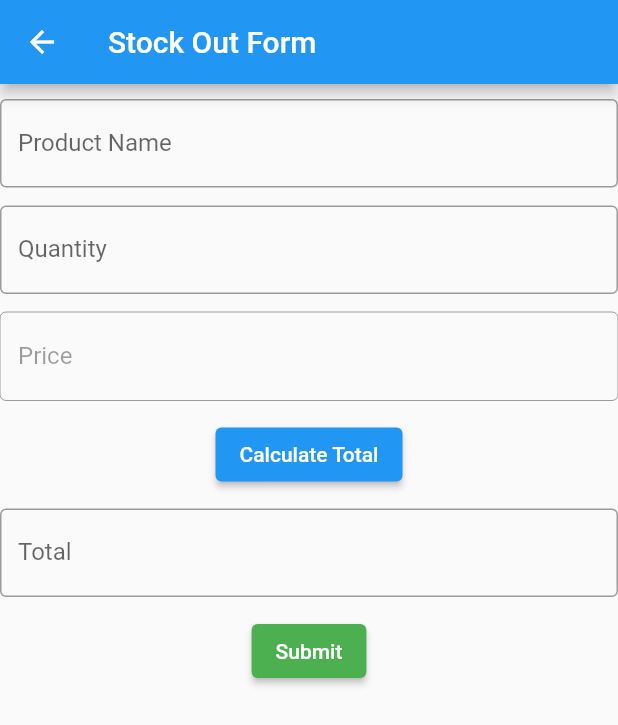
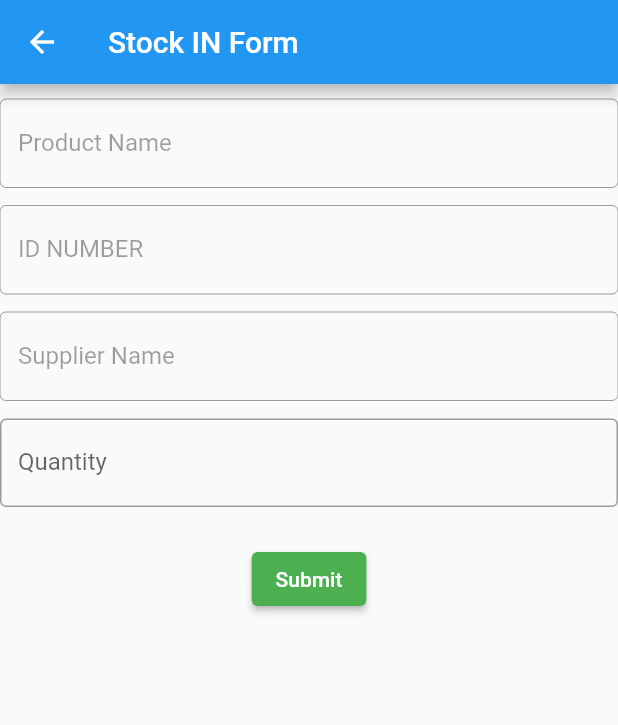
Before and after one commit to Ye1enaaa/Mobile-Inventory-Management-System-Application, a Flutter app: the FormValue screen opened directly with empty values, after a tap on "Submit", on a phone screen of 412 x 824 dp. Shown: the top 725 px of the screen. Run offline on Flutter 3.47's test engine with Material 2 defaults, Android fonts, the light colour scheme and no system bars; our stand-ins replace google_fonts, line_icons, qr_flutter, shared_preferences; missing offline and left inert: mobile_scanner; accounts and stored records are empty.

Commit message:
fix stock in and scanner

```diff
--- a/lib/admin/admin_instance.dart
+++ b/lib/admin/admin_instance.dart
@@ -17,7 +17,7 @@ class Dashboard{
 
   factory Dashboard.fromJson(Map<String, dynamic> json){
     return Dashboard(
-      products_quantity: json['products_quantity'],
+      products_quantity: int.parse(json['products_quantity']),
       inventory_value: json['inventory_value'],
       orders_value: json['orders_value'].toString(),
       admin_count: json['admin_count'],
--- a/lib/constants/constants.dart
+++ b/lib/constants/constants.dart
@@ -1,4 +1,4 @@
-const baseUrl = 'http://192.168.72.41:8000/api';
+const baseUrl = 'http://192.168.45.159:8000/api';
 const loginUrl = '$baseUrl/login-mobile';
 const logoutUrl = '$baseUrl/logoutMobile';
 const userUrl = '$baseUrl/user';
@@ -9,6 +9,8 @@ const productStocks = '$baseUrl/show-stocks';
 const storeStocks = '$baseUrl/storestock';
 //toBeAnnnounced
 const getDataFromBarcodeUrl = '$baseUrl/product-id/';
+const fetchQrCodeData = '$baseUrl/qrcode/';
 
+const stockInRoute = '$baseUrl/stockin';
 //Staff
 const postOrder = '$baseUrl/addproduct';
--- a/lib/scanner/form_value.dart
+++ b/lib/scanner/form_value.dart
@@ -6,13 +6,13 @@ import 'package:mobile_inventory_system/API%20Response/api_response.dart';
 import 'package:mobile_inventory_system/constants/constants.dart';
 class FormValue extends StatefulWidget {
 final String productName;
-final String productQuantity;
-final String productPrice;
+final String productID;
+final String supplierName;
 
-FormValue({
+const FormValue({
   Key? key,
-  required this.productPrice,
-  required this.productQuantity,
+  required this.supplierName,
+  required this.productID,
   required this.productName
 }) : super(key: key);
 
@@ -22,50 +22,49 @@ FormValue({
 
 class _FormValueState extends State<FormValue> {
 
-  Future<void> postDataFromStaff()async{
+  Future<void> stockIn()async{
+    final id = prodIDcontrol.text;
     final name = nameControl.text;
-    final quantity = quantityControl.text;
-    //final unit_price = priceControl.text;
-    final total_value = totalControl.text;
+    final supplierName = supplierNamecontrol.text;
 
     final body = {
-      'name_value': name,
-      'quantity' : quantity,
-      //'unit_price' : unit_price,
-      'total_value' : total_value
+      'stockName': name,
+      'supplierName' : supplierName,
+      'stockQuantity': int.parse(stockQuantitycontrol.text),
+      'product_id' : int.parse(id),
     };
-    String token = await getToken();
     final response = await http.post(
-      Uri.parse(postOrder),
+      Uri.parse(stockInRoute),
       body: jsonEncode(body),
       headers: {
-        'Authorization' : 'Bearer $token',
         'Content-type' : 'application/json'
       }
     );
     //final data = jsonEncode(body);
+    if(response.statusCode == 200){
+      print('Success');
+    }
     print(response.body);
   }
   var formKey = GlobalKey<FormState>();
   TextEditingController nameControl = TextEditingController();
-  TextEditingController quantityControl = TextEditingController();
-  TextEditingController priceControl = TextEditingController();
-  TextEditingController totalControl = TextEditingController();
+  TextEditingController prodIDcontrol = TextEditingController();
+  TextEditingController supplierNamecontrol = TextEditingController();
+  TextEditingController stockQuantitycontrol = TextEditingController();
   @override
   Widget build(BuildContext context){
     String nameProduct = widget.productName;
-    String quantityProduct = widget.productQuantity;
-    String priceProduct = widget.productPrice;
-
-    int parsedQuantity = int.tryParse(quantityControl.text) ?? 0;
-    int parsedPrice = int.tryParse(priceProduct) ?? 0;
+    String productID = widget.productID;
+    String supplierName = widget.supplierName;
+    //int parsedQuantity = int.tryParse(quantityControl.text) ?? 0;
+    //int parsedPrice = int.tryParse(priceProduct) ?? 0;
     nameControl.text = nameProduct;
-    //quantityControl.text = quantityProduct;
-    priceControl.text = priceProduct;
+    prodIDcontrol.text = productID;
+    supplierNamecontrol.text = supplierName;
     return Scaffold(
       appBar: AppBar(
         //automaticallyImplyLeading: false,
-        title: const Text('Stock Out Form'),
+        title: const Text('Stock IN Form'),
       ),
       body: Form(
         key: formKey,
@@ -74,74 +73,73 @@ class _FormValueState extends State<FormValue> {
             const SizedBox(height: 10),
             TextFormField(
               controller: nameControl,
-              decoration: InputDecoration(
+              decoration: const InputDecoration(
               labelText: 'Product Name',
+              border: OutlineInputBorder(),
+              enabled: false
+            ),
+          ),
+          const SizedBox(height: 12.0),
+          TextFormField(
+            controller: prodIDcontrol,
+            enabled: false,
+            decoration: const InputDecoration(
+              labelText: 'ID NUMBER',
+              border: OutlineInputBorder(),
+              //hintText: quantityProduct,
+            ),
+          ),
+          const SizedBox(height: 12.0),
+          TextFormField(
+            controller: supplierNamecontrol,
+            enabled: false,
+            decoration: const InputDecoration(
+              labelText: 'Supplier Name',
               border: OutlineInputBorder(),
             ),
           ),
-          SizedBox(height: 12.0),
+          const SizedBox(height: 12.0),
           TextFormField(
-            autovalidateMode: AutovalidateMode.onUserInteraction,
-            validator: (val){
-              if(val!.isEmpty){
-                return 'Field required';
-              }
-              final intValue = int.tryParse(val);
-              if(intValue! > parsedQuantity){
-                return 'Not enough quantity';
-              }
-              return null;
-            },
-            controller: quantityControl,
-            decoration: InputDecoration(
+            controller: stockQuantitycontrol,
+            decoration: const InputDecoration(
               labelText: 'Quantity',
-              border: OutlineInputBorder(),
-              hintText: quantityProduct,
-            ),
-          ),
-          SizedBox(height: 12.0),
-          TextFormField(
-            controller: priceControl,
-            enabled: false,
-            decoration: InputDecoration(
-              labelText: 'Price',
               border: OutlineInputBorder(),
             ),
           ),
-          SizedBox(height: 12.0),
+          const SizedBox(height: 12.0),
+          // ElevatedButton(
+          //   onPressed: (){
+          //     //int totalValue = parsedQuantity * parsedPrice;
+          //     //print(parsedQuantity);
+          //    // print(parsedPrice);
+          //     //print(totalValue);
+          //     //totalControl.text = totalValue.toString();
+          //     setState(() {});
+          //   },
+          //   child: const Text('Calculate Total'),
+          //   style: ElevatedButton.styleFrom(
+          //     primary: Colors.blue,
+          //     onPrimary: Colors.white,
+          //   ),
+          // ),
+          // SizedBox(height: 12.0),
+          // TextFormField(
+          //   controller: totalControl,
+          //   decoration: InputDecoration(
+          //     labelText: 'Total',
+          //     border: OutlineInputBorder(),
+          //   ),
+          // ),
+          const SizedBox(height: 12.0),
           ElevatedButton(
             onPressed: (){
-              int totalValue = parsedQuantity * parsedPrice;
-              print(parsedQuantity);
-              print(parsedPrice);
-              print(totalValue);
-              totalControl.text = totalValue.toString();
-              setState(() {});
+              stockIn();
             },
-            child: const Text('Calculate Total'),
-            style: ElevatedButton.styleFrom(
-              primary: Colors.blue,
-              onPrimary: Colors.white,
-            ),
-          ),
-          SizedBox(height: 12.0),
-          TextFormField(
-            controller: totalControl,
-            decoration: InputDecoration(
-              labelText: 'Total',
-              border: OutlineInputBorder(),
-            ),
-          ),
-          SizedBox(height: 12.0),
-          ElevatedButton(
-            onPressed: (){
-              postDataFromStaff();
-            },
-            child: const Text('Submit'),
             style: ElevatedButton.styleFrom(
               backgroundColor: Colors.green,
               foregroundColor: Colors.white,
             ),
+            child: const Text('Submit'),
           ),
           ],
         )
```
Also changed, not shown: lib/scanner/qr_scanner.dart (+11 -14 lines).
